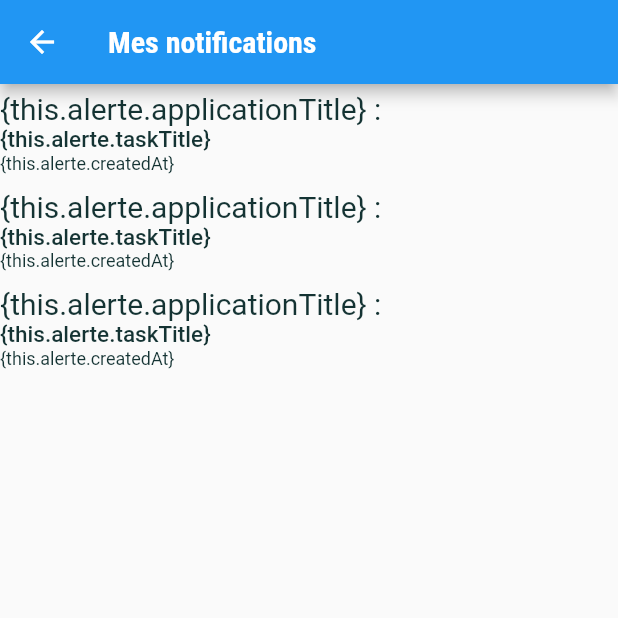
After one commit to vuzzer/agence-virtuelle, a Flutter app: the NotificationsScreen screen opened directly, on a phone screen of 412 x 824 dp, the top half of it. The commit adds this screen. Run offline on Flutter 3.47's test engine with Material 2 defaults, Android fonts, the phone set to English and light mode, and no system bars; our stand-ins replace animate_do, auto_size_text, flutter_native_splash, image_picker, intl_phone_number_input, responsive_sizer and 3 more; missing offline and left inert: flutter_verification_code; network calls fail; Roboto replaces fonts that are missing (Montserrat, Seravek).

Commit message:
ajout logique identification et vue notifications

```diff
--- a/lib/main.dart
+++ b/lib/main.dart
@@ -1,9 +1,14 @@
+import 'package:agency/providers/identification.provider.dart';
+import 'package:agency/providers/notif.provider.dart';
 import 'package:agency/screens/identification_screen.dart';
 import 'package:agency/screens/login_screen.dart';
 import 'package:agency/screens/start_screen.dart';
 import 'package:flutter/material.dart';
 import 'package:flutter_native_splash/flutter_native_splash.dart';
 import 'package:responsive_sizer/responsive_sizer.dart';
+
+import 'package:provider/provider.dart';
+
 
 import 'screens/accueil_screen.dart';
 
@@ -19,7 +24,16 @@ class MyApp extends StatelessWidget {
   // This widget is the root of your application.
   @override
   Widget build(BuildContext context) {
-    return ResponsiveSizer(builder: (context, orientation, screenType) {
+    return MultiProvider(
+      providers : [
+        ChangeNotifierProvider(create: (context) {
+          return IdentificationProvider();
+        }),
+        ChangeNotifierProvider(create: (context) {
+          return NotifProvider();
+        }),
+      ],
+      child: ResponsiveSizer(builder: (context, orientation, screenType) {
       return MaterialApp(
         debugShowCheckedModeBanner: false,
         title: 'Agence Virtuelle',
@@ -41,13 +55,14 @@ class MyApp extends StatelessWidget {
             case "/login":
               return MaterialPageRoute(builder: (_) => const StartScreen());
             case "/identification":
-              return MaterialPageRoute(builder: (_) =>  IdentificationScreen());
+              return MaterialPageRoute(builder: (_) => IdentificationScreen());
 
             default:
               return null;
           }
         },
       );
-    });
+    }),
+    );
   }
 }
--- /dev/null
+++ b/lib/models/notif.dart
@@ -0,0 +1,12 @@
+class Notif {
+  int? id;
+  String? titre, motif, statut, date;
+
+  Notif.fromJson(Map<String, dynamic> json) {
+    this.id = json["id"];
+    this.titre = json["titre"];
+    this.motif = json["motif"];
+    this.statut = json["statut"];
+    this.date = json["date"];
+  }
+}
--- /dev/null
+++ b/lib/screens/NotificationsScreen.dart
@@ -0,0 +1,47 @@
+import 'package:agency/providers/notif.provider.dart';
+import 'package:agency/widgets/my_custom_app_bar.dart';
+import 'package:agency/widgets/notification_item.dart';
+import 'package:flutter/material.dart';
+import 'package:provider/provider.dart';
+
+class NotificationsScreen extends StatefulWidget {
+  NotificationsScreen({Key? key}) : super(key: key);
+
+  @override
+  State<NotificationsScreen> createState() => _NotificationsScreenState();
+}
+
+class _NotificationsScreenState extends State<NotificationsScreen> {
+  @override
+  Widget build(BuildContext context) {
+    Size screenSize = MediaQuery.of(context).size;
+    NotifProvider notifProvider = Provider.of<NotifProvider>(context, listen: false);
+    notifProvider.getNotifs();
+    return Scaffold(
+      appBar: AppBar(
+        title: const Text('Mes notifications'),
+      ),
+      body: Container(
+        child: SingleChildScrollView(child: Consumer<NotifProvider>(
+          builder: (context, notifProvider, child) {
+            return Column(
+              crossAxisAlignment: CrossAxisAlignment.stretch,
+              mainAxisAlignment: MainAxisAlignment.spaceBetween,
+              children: [
+                NotificationItem(
+                  screenSize: screenSize,
+                ),
+                NotificationItem(
+                  screenSize: screenSize,
+                ),
+                NotificationItem(
+                  screenSize: screenSize,
+                ),
+              ],
+            );
+          },
+        )),
+      ),
+    );
+  }
+}
--- a/lib/screens/select_service_screen.dart
+++ b/lib/screens/select_service_screen.dart
@@ -1,6 +1,6 @@
 import 'package:agency/animation/FadeAnimation.dart';
 import 'package:agency/models/service.dart';
-import 'package:agency/screens/InitiationRequeteScreen.dart';
+import 'package:agency/screens/NotificationsScreen.dart';
 import 'package:agency/screens/cleaning_screen.dart';
 import 'package:agency/screens/identification_screen.dart';
 import 'package:flutter/material.dart';
@@ -18,7 +18,7 @@ class _SelectServiceState extends State<SelectService> {
         'https://img.icons8.com/external-vitaliy-gorbachev-flat-vitaly-gorbachev/2x/external-cleaning-labour-day-vitaliy-gorbachev-flat-vitaly-gorbachev.png'),
     Service('Identification',
         'https://img.icons8.com/external-vitaliy-gorbachev-flat-vitaly-gorbachev/2x/external-plumber-labour-day-vitaliy-gorbachev-flat-vitaly-gorbachev.png'),
-    Service('Initiation de requête',
+    Service('Notifications',
         'https://img.icons8.com/external-wanicon-flat-wanicon/2x/external-multimeter-car-service-wanicon-flat-wanicon.png'),
     // Service('Painter',
     //     'https://img.icons8.com/external-itim2101-flat-itim2101/2x/external-painter-male-occupation-avatar-itim2101-flat-itim2101.png'),
@@ -47,7 +47,7 @@ class _SelectServiceState extends State<SelectService> {
                     MaterialPageRoute(builder: (context) {
                       return selectedService == 0
                           ? const CleaningPage()
-                          : ( selectedService == 1 ? IdentificationScreen() : InitiationRequeteScreen() );
+                          : ( selectedService == 1 ? IdentificationScreen() : NotificationsScreen() );
                     }),
                   );
                 },
--- /dev/null
+++ b/lib/utils/constants.dart
@@ -0,0 +1,18 @@
+class Constants {
+  //Constantes here
+  static const BASE_URL = "http://159.223.197.194:1337";
+
+  static const IDENTIFICATION_URL = "$BASE_URL/identifications";
+  static const ID_URL = "$BASE_URL/piece-identites";
+  static const REQUERANT_URL = "$BASE_URL/clients";
+  static const MESSAGES_URL = "$BASE_URL/reponse-identifications";
+  // static const LOG_IN_URL = "$BASE_URL/acces/connexion";
+  // static const ALERTE_URL = "$BASE_URL/controles/liste";
+  // static const RAPPORT_URL = "$BASE_URL/nmpf/stats";
+  // static const LOG_OUT_URL = "$BASE_URL/mon_espace/deconnexion";
+
+  // static const double MY_DIALOG_BOX_PADDING = 5;
+  // static const double  MY_DIALOG_BOX_AVATAR_RADIUS = 45;
+
+  //
+}
--- a/lib/utils/routes.dart
+++ b/lib/utils/routes.dart
@@ -3,6 +3,6 @@ import 'package:agency/screens/identification_screen.dart';
 import 'package:flutter/material.dart';
 
 final routes = {
-  '/identification': (BuildContext context) => Identification(),
+  '/identification': (BuildContext context) => IdentificationScreen(),
   // '/requete_spontanee' : (BuildContext context) => IntroView(),
 };
--- /dev/null
+++ b/lib/widgets/notification_item.dart
@@ -0,0 +1,52 @@
+import 'package:flutter/material.dart';
+
+class NotificationItem extends StatelessWidget {
+  const NotificationItem({Key? key, required this.screenSize})
+      : super(key: key);
+
+  final Size screenSize;
+
+  @override
+  Widget build(BuildContext context) {
+    return Container(
+      margin: EdgeInsets.symmetric(
+        vertical: 5,
+      ),
+      // height: 100,
+      width: screenSize.width,
+      decoration: BoxDecoration(
+          // color: Colors.redAccent,
+          ),
+      child: Column(
+        mainAxisAlignment: MainAxisAlignment.start,
+        crossAxisAlignment: CrossAxisAlignment.start,
+        mainAxisSize: MainAxisSize.max,
+        children: [
+          Text(
+            '{this.alerte.applicationTitle} : ',
+            style: TextStyle(
+              fontSize: 20,
+              fontFamily: "Seravek",
+            ),
+          ),
+          Text(
+            '{this.alerte.taskTitle}',
+            style: TextStyle(
+              fontSize: 15,
+              fontFamily: "Montserrat",
+              fontWeight: FontWeight.w500,
+            ),
+          ),
+          Text(
+            '{this.alerte.createdAt}',
+            style: TextStyle(
+              fontSize: 12,
+              fontFamily: "Montserrat",
+              fontWeight: FontWeight.w400,
+            ),
+          ),
+        ],
+      ),
+    );
+  }
+}
--- a/pubspec.yaml
+++ b/pubspec.yaml
@@ -41,6 +41,8 @@ dependencies:
   select_form_field: "^2.2.0"
   image_picker: ^0.8.5+3
   http: ^0.13.4
+  provider: ^6.0.3
+  dio: ^4.0.6
 
 
 
```
Also changed, not shown: lib/providers/identification.provider.dart (added, +119 -0 lines), lib/providers/notif.provider.dart (added, +36 -0 lines), lib/screens/InitiationRequeteScreen.dart (deleted, +0 -17 lines), lib/screens/identification_screen.dart (+88 -43 lines), lib/widgets/my_custom_app_bar.dart (added, +31 -0 lines), pubspec.lock.
